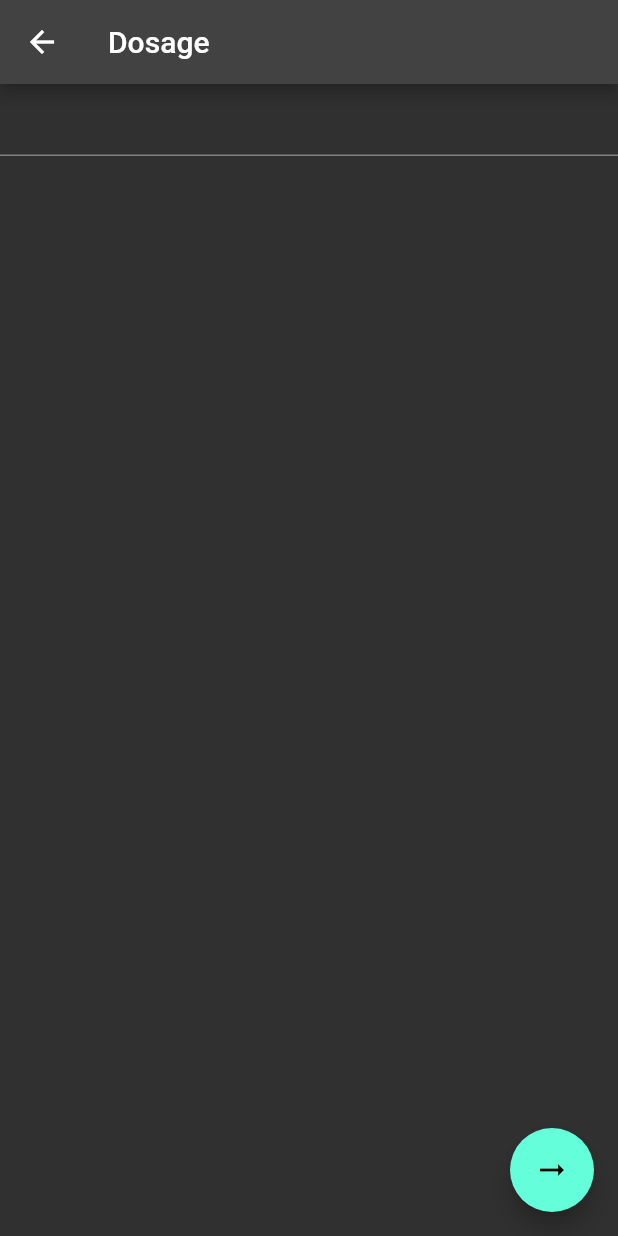
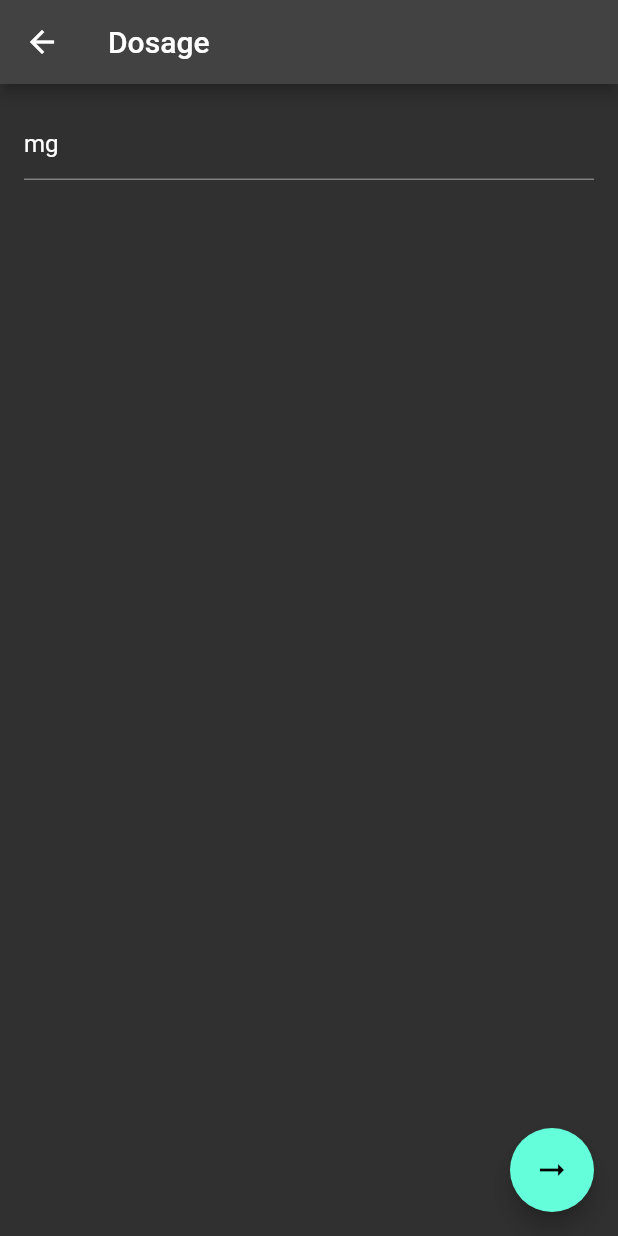
Before and after one commit to Walk1003/Forget-Me_Not, a Flutter app: the RxDosage screen opened by its route, on a phone screen of 412 x 824 dp. Run offline on Flutter 3.47's test engine with Material 2 defaults, Android fonts, the phone set to English and light mode, and no system bars.

Commit message:
Added Textform Controllers

```diff
--- a/lib/Forms/DosageForm.dart
+++ b/lib/Forms/DosageForm.dart
@@ -1,51 +1,40 @@
-//Dosage Form
 import 'package:flutter/material.dart';
 
-//#region
 class RxDosage extends StatefulWidget {
   const RxDosage({Key? key}) : super(key: key);
 
   @override
-  RxDosageState createState() => RxDosageState();
+  _RxDosageState createState() => _RxDosageState();
 }
 
-//Name Form
-class RxDosageState extends State<RxDosage> {
-  final _formKey = GlobalKey<FormState>();
+class _RxDosageState extends State<RxDosage> {
+  final textController = TextEditingController(text: "mg ");
 
-  int count = 0;
+  @override
+  void dispose() {
+    textController.dispose();
+    super.dispose();
+  }
+
   @override
   Widget build(BuildContext context) {
     return Scaffold(
       appBar: AppBar(
-        title: const Text("Dosage"),
+        title: const Text('Dosage'),
       ),
-      body: Center(
-          child: Form(
-        key: _formKey,
-        child: Column(crossAxisAlignment: CrossAxisAlignment.start, children: [
-          TextFormField(
-            // The validator receives the text that the user has entered.
-            validator: (value) {
-              if (value == null || value.isEmpty) {
-                return 'Please enter some text';
-              }
-              return null;
-            },
-          ),
-        ]),
-      )),
+      body: Padding(
+        padding: const EdgeInsets.all(16.0),
+        child: TextField(
+          controller: textController,
+        ),
+      ),
       floatingActionButton: FloatingActionButton(
         onPressed: () {
-          //Here we loop the user through the prescription forms screens
-          if (_formKey.currentState!.validate()) {
-            count++;
-            {
-              Navigator.pushNamed(context, '/FrequencyForm');
-            }
-          } else {
-            print("not validated");
-          }
+          Navigator.pushNamed(context, '/FrequencyForm');
+          context:
+          Text(textController.text);
+
+          print("Dosage: " + textController.text);
         },
         tooltip: 'Add',
         child: const Icon(Icons.arrow_right_alt),
@@ -53,8 +42,49 @@ class RxDosageState extends State<RxDosage> {
     );
   }
 }
-//#endregion
 
+
+
+
+
+
+
+
+
+
+
+
+
+
+
+
+
+
+
+
+
+
+
+
+
+
+
+
+
+
+
+
+
+
+
+
+
+
+
+
+
+
+//this is an alternate prototype for this form we could flesh out later
 //#region
 // class RxDosage extends StatefulWidget {
 //   const RxDosage({Key? key}) : super(key: key);
--- a/lib/Forms/FrequencyForm.dart
+++ b/lib/Forms/FrequencyForm.dart
@@ -1,6 +1,5 @@
 //Dosage Form
 import 'package:flutter/material.dart';
-import 'package:test/models/RxCard.dart';
 
 class RxFrequency extends StatefulWidget {
   const RxFrequency({Key? key}) : super(key: key);
--- a/lib/models/RxCard.dart
+++ b/lib/models/RxCard.dart
@@ -1,4 +1,3 @@
-import 'package:flutter/cupertino.dart';
 import 'package:flutter/material.dart';
 
 class RxCard extends StatefulWidget {
```
Also changed, not shown: lib/Forms/NameForm.dart (+0 -54 lines).
